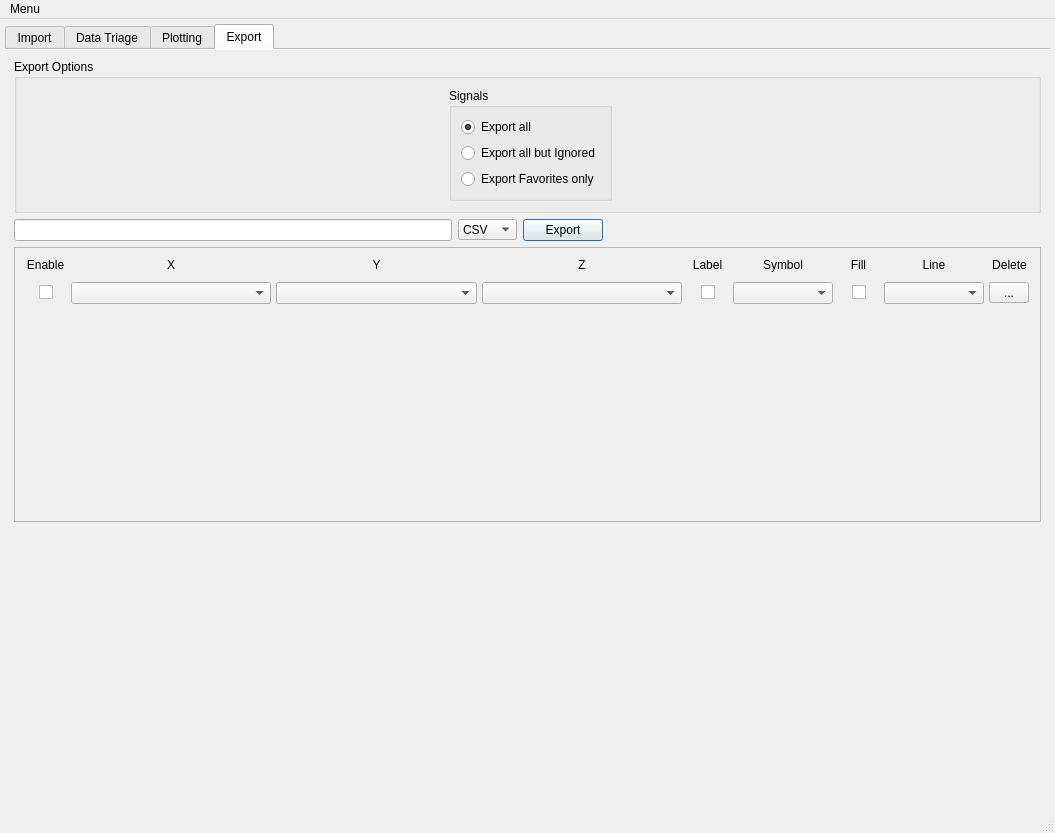
This is colliderscope.ui in kevinanewman/colliderscope2024 as Qt 5 draws it before an edit. The edited form follows.
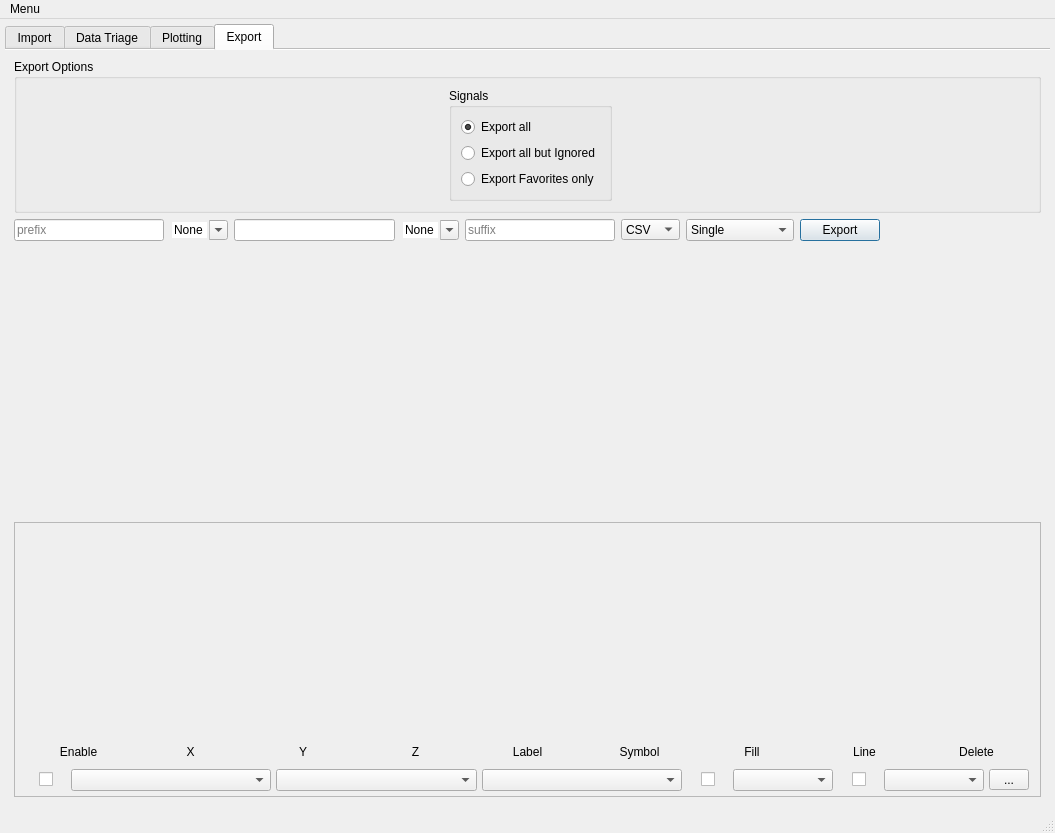
This is the edited form. Icons and pictures are not drawn. Custom widgets are drawn as their Qt base class.

Commit message: add file_io module add batch process mode to export page!

```diff
--- a/colliderscope.ui
+++ b/colliderscope.ui
@@ -2199,9 +2199,103 @@
           <property name="topMargin">
            <number>0</number>
           </property>
+          <item>
+           <widget class="QLineEdit" name="export_data_prefix_lineEdit">
+            <property name="maximumSize">
+             <size>
+              <width>150</width>
+              <height>16777215</height>
+             </size>
+            </property>
+            <property name="placeholderText">
+             <string>prefix</string>
+            </property>
+           </widget>
+          </item>
+          <item>
+           <widget class="QComboBox" name="export_data_prefix_filler_comboBox">
+            <property name="sizePolicy">
+             <sizepolicy hsizetype="Minimum" vsizetype="Fixed">
+              <horstretch>0</horstretch>
+              <verstretch>0</verstretch>
+             </sizepolicy>
+            </property>
+            <property name="editable">
+             <bool>true</bool>
+            </property>
+            <property name="sizeAdjustPolicy">
+             <enum>QComboBox::AdjustToContents</enum>
+            </property>
+            <property name="frame">
+             <bool>false</bool>
+            </property>
+            <item>
+             <property name="text">
+              <string>None</string>
+             </property>
+            </item>
+            <item>
+             <property name="text">
+              <string>.</string>
+             </property>
+            </item>
+            <item>
+             <property name="text">
+              <string>-</string>
+             </property>
+            </item>
+           </widget>
+          </item>
           <item>
            <widget class="QLineEdit" name="export_data_lineEdit"/>
           </item>
+          <item>
+           <widget class="QComboBox" name="export_data_suffix_filler_comboBox">
+            <property name="sizePolicy">
+             <sizepolicy hsizetype="Minimum" vsizetype="Fixed">
+              <horstretch>0</horstretch>
+              <verstretch>0</verstretch>
+             </sizepolicy>
+            </property>
+            <property name="editable">
+             <bool>true</bool>
+            </property>
+            <property name="sizeAdjustPolicy">
+             <enum>QComboBox::AdjustToContents</enum>
+            </property>
+            <property name="frame">
+             <bool>false</bool>
+            </property>
+            <item>
+             <property name="text">
+              <string>None</string>
+             </property>
+            </item>
+            <item>
+             <property name="text">
+              <string>.</string>
+             </property>
+            </item>
+            <item>
+             <property name="text">
+              <string>-</string>
+             </property>
+            </item>
+           </widget>
+          </item>
+          <item>
+           <widget class="QLineEdit" name="export_data_suffix_lineEdit">
+            <property name="maximumSize">
+             <size>
+              <width>150</width>
+              <height>16777215</height>
+             </size>
+            </property>
+            <property name="placeholderText">
+             <string>suffix</string>
+            </property>
+           </widget>
+          </item>
           <item>
            <widget class="QComboBox" name="export_data_comboBox">
             <property name="minimumSize">
@@ -2228,6 +2322,20 @@
             </item>
            </widget>
           </item>
+          <item>
+           <widget class="QComboBox" name="export_data_mode_comboBox">
+            <item>
+             <property name="text">
+              <string>Single</string>
+             </property>
+            </item>
+            <item>
+             <property name="text">
+              <string>Batch Process</string>
+             </property>
+            </item>
+           </widget>
+          </item>
           <item>
            <widget class="QPushButton" name="export_data_pushButton">
             <property name="text">
@@ -2256,6 +2364,19 @@
           </item>
          </layout>
         </item>
+        <item>
+         <spacer name="verticalSpacer_7">
+          <property name="orientation">
+           <enum>Qt::Vertical</enum>
+          </property>
+          <property name="sizeHint" stdset="0">
+           <size>
+            <width>20</width>
+            <height>40</height>
+           </size>
+          </property>
+         </spacer>
+        </item>
         <item>
          <widget class="QScrollArea" name="scrollArea_2">
           <property name="widgetResizable">
@@ -2267,7 +2388,7 @@
              <x>0</x>
              <y>0</y>
              <width>1019</width>
-             <height>269</height>
+             <height>266</height>
             </rect>
            </property>
            <layout class="QVBoxLayout" name="verticalLayout_14">
@@ -2287,7 +2408,20 @@
              <number>5</number>
             </property>
             <item>
-             <layout class="QGridLayout" name="plot_inputs_label_gridLayout" columnstretch="0,1,1,1,0,0,0,0,0" columnminimumwidth="41,100,100,100,41,100,41,100,41">
+             <spacer name="verticalSpacer_2">
+              <property name="orientation">
+               <enum>Qt::Vertical</enum>
+              </property>
+              <property name="sizeHint" stdset="0">
+               <size>
+                <width>20</width>
+                <height>187</height>
+               </size>
+              </property>
+             </spacer>
+            </item>
+            <item>
+             <layout class="QGridLayout" name="plot_inputs_label_gridLayout" columnstretch="0,0,0,0,0,0,0,0,0">
               <property name="leftMargin">
                <number>5</number>
               </property>
@@ -2306,54 +2440,6 @@
               <property name="verticalSpacing">
                <number>-1</number>
               </property>
-              <item row="0" column="0">
-               <widget class="QLabel" name="label_3">
-                <property name="maximumSize">
-                 <size>
-                  <width>16777215</width>
-                  <height>16777215</height>
-                 </size>
-                </property>
-                <property name="text">
-                 <string>Enable</string>
-                </property>
-                <property name="alignment">
-                 <set>Qt::AlignCenter</set>
-                </property>
-               </widget>
-              </item>
-              <item row="0" column="1">
-               <widget class="QLabel" name="label_4">
-                <property name="maximumSize">
-                 <size>
-                  <width>16777215</width>
-                  <height>16777215</height>
-                 </size>
-                </property>
-                <property name="text">
-                 <string>X</string>
-                </property>
-                <property name="alignment">
-                 <set>Qt::AlignCenter</set>
-                </property>
-               </widget>
-              </item>
-              <item row="0" column="2">
-               <widget class="QLabel" name="label_5">
-                <property name="maximumSize">
-                 <size>
-                  <width>16777215</width>
-                  <height>16777215</height>
-                 </size>
-                </property>
-                <property name="text">
-                 <string>Y</string>
-                </property>
-                <property name="alignment">
-                 <set>Qt::AlignCenter</set>
-                </property>
-               </widget>
-              </item>
               <item row="0" column="3">
                <widget class="QLabel" name="label_6">
                 <property name="text">
@@ -2364,48 +2450,6 @@
                 </property>
                </widget>
               </item>
-              <item row="0" column="4">
-               <widget class="QLabel" name="label_7">
-                <property name="maximumSize">
-                 <size>
-                  <width>16777215</width>
-                  <height>16777215</height>
-                 </size>
-                </property>
-                <property name="text">
-                 <string>Label</string>
-                </property>
-                <property name="alignment">
-                 <set>Qt::AlignCenter</set>
-                </property>
-               </widget>
-              </item>
-              <item row="0" column="5">
-               <widget class="QLabel" name="label_8">
-                <property name="text">
-                 <string>Symbol</string>
-                </property>
-                <property name="alignment">
-                 <set>Qt::AlignCenter</set>
-                </property>
-               </widget>
-              </item>
-              <item row="0" column="6">
-               <widget class="QLabel" name="label_9">
-                <property name="maximumSize">
-                 <size>
-                  <width>16777215</width>
-                  <height>16777215</height>
-                 </size>
-                </property>
-                <property name="text">
-                 <string>Fill</string>
-                </property>
-                <property name="alignment">
-                 <set>Qt::AlignCenter</set>
-                </property>
-               </widget>
-              </item>
               <item row="0" column="7">
                <widget class="QLabel" name="label_10">
                 <property name="text">
@@ -2416,6 +2460,22 @@
                 </property>
                </widget>
               </item>
+              <item row="0" column="1">
+               <widget class="QLabel" name="label_4">
+                <property name="maximumSize">
+                 <size>
+                  <width>16777215</width>
+                  <height>16777215</height>
+                 </size>
+                </property>
+                <property name="text">
+                 <string>X</string>
+                </property>
+                <property name="alignment">
+                 <set>Qt::AlignCenter</set>
+                </property>
+               </widget>
+              </item>
               <item row="0" column="8">
                <widget class="QLabel" name="label_11">
                 <property name="maximumSize">
@@ -2432,6 +2492,80 @@
                 </property>
                </widget>
               </item>
+              <item row="0" column="6">
+               <widget class="QLabel" name="label_9">
+                <property name="maximumSize">
+                 <size>
+                  <width>16777215</width>
+                  <height>16777215</height>
+                 </size>
+                </property>
+                <property name="text">
+                 <string>Fill</string>
+                </property>
+                <property name="alignment">
+                 <set>Qt::AlignCenter</set>
+                </property>
+               </widget>
+              </item>
+              <item row="0" column="0">
+               <widget class="QLabel" name="label_3">
+                <property name="maximumSize">
+                 <size>
+                  <width>16777215</width>
+                  <height>16777215</height>
+                 </size>
+                </property>
+                <property name="text">
+                 <string>Enable</string>
+                </property>
+                <property name="alignment">
+                 <set>Qt::AlignCenter</set>
+                </property>
+               </widget>
+              </item>
+              <item row="0" column="5">
+               <widget class="QLabel" name="label_8">
+                <property name="text">
+                 <string>Symbol</string>
+                </property>
+                <property name="alignment">
+                 <set>Qt::AlignCenter</set>
+                </property>
+               </widget>
+              </item>
+              <item row="0" column="4">
+               <widget class="QLabel" name="label_7">
+                <property name="maximumSize">
+                 <size>
+                  <width>16777215</width>
+                  <height>16777215</height>
+                 </size>
+                </property>
+                <property name="text">
+                 <string>Label</string>
+                </property>
+                <property name="alignment">
+                 <set>Qt::AlignCenter</set>
+                </property>
+               </widget>
+              </item>
+              <item row="0" column="2">
+               <widget class="QLabel" name="label_5">
+                <property name="maximumSize">
+                 <size>
+                  <width>16777215</width>
+                  <height>16777215</height>
+                 </size>
+                </property>
+                <property name="text">
+                 <string>Y</string>
+                </property>
+                <property name="alignment">
+                 <set>Qt::AlignCenter</set>
+                </property>
+               </widget>
+              </item>
              </layout>
             </item>
             <item>
@@ -2652,36 +2786,10 @@
               </item>
              </layout>
             </item>
-            <item>
-             <spacer name="verticalSpacer_2">
-              <property name="orientation">
-               <enum>Qt::Vertical</enum>
-              </property>
-              <property name="sizeHint" stdset="0">
-               <size>
-                <width>20</width>
-                <height>187</height>
-               </size>
-              </property>
-             </spacer>
-            </item>
            </layout>
           </widget>
          </widget>
         </item>
-        <item>
-         <spacer name="verticalSpacer_7">
-          <property name="orientation">
-           <enum>Qt::Vertical</enum>
-          </property>
-          <property name="sizeHint" stdset="0">
-           <size>
-            <width>20</width>
-            <height>40</height>
-           </size>
-          </property>
-         </spacer>
-        </item>
        </layout>
       </widget>
      </widget>
```
Left out of the diff: 17 changed lines with no effect on the pictures. The commit also changes 3 other files.
